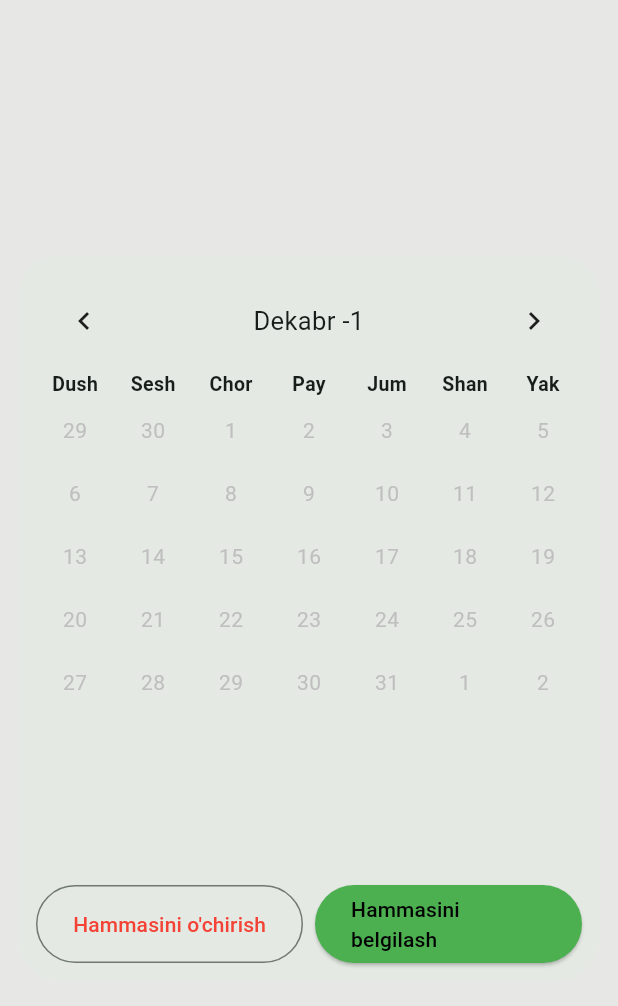
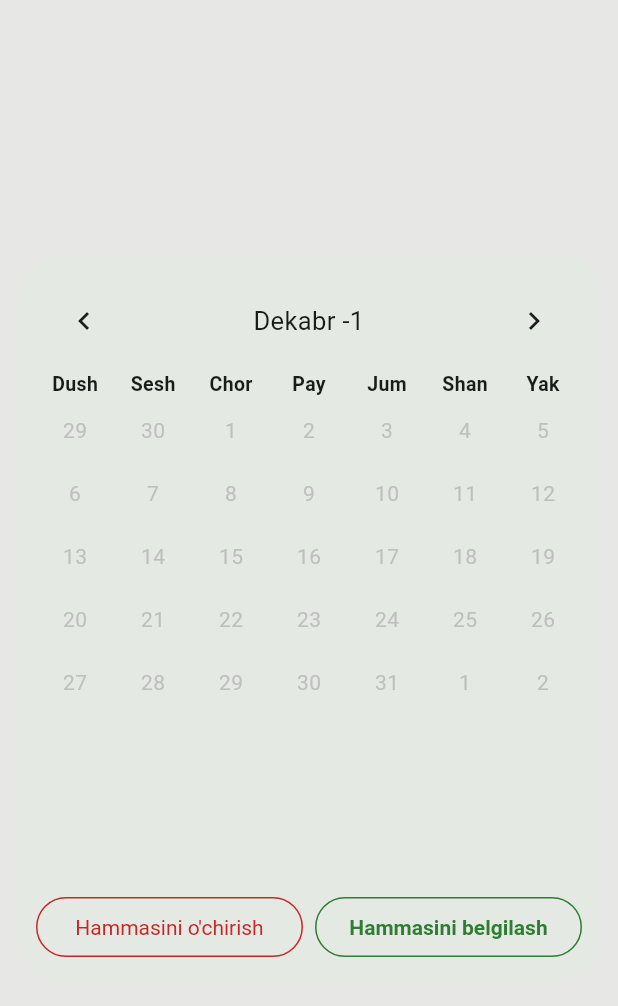
Before and after one commit to saydullo42/pray_time, a Flutter app: the _MonthDetailDialog widget shown alone on an empty page, opened directly with empty values, on a phone screen of 412 x 824 dp. Shown: the top 1006 px of the screen. Run offline on Flutter 3.47's test engine with Material 3 defaults, Android fonts, the phone set to English and light mode, and no system bars; drawn by our look-alikes of table_calendar; our stand-ins replace dio, flutter_local_notifications, flutter_riverpod, flutter_secure_storage, go_router, google_sign_in and 6 more; accounts and stored records are empty; network calls fail.

Commit message:
Mobile: Hammasini belgilash / o'chirish buttons styled like on the web
Co-Authored-By: Claude Sonnet 5.5 <noreply@anthropic.com>

```diff
--- /dev/null
+++ b/mobil/lib/core/widgets/mark_all_buttons.dart
@@ -0,0 +1,86 @@
+import 'package:flutter/material.dart';
+
+const _danger = Color(0xFFC62828);
+const _green = Color(0xFF2E7D32);
+
+/// The "Hammasini o'chirish" / "Hammasini belgilash" pair, styled like on the
+/// website: two outlined pills, red and green, with a transparent background.
+class MarkAllButtons extends StatelessWidget {
+  const MarkAllButtons({
+    super.key,
+    required this.onClearAll,
+    required this.onMarkAll,
+    this.isBusy = false,
+  });
+
+  final VoidCallback onClearAll;
+  final VoidCallback onMarkAll;
+  final bool isBusy;
+
+  @override
+  Widget build(BuildContext context) {
+    return Row(
+      children: [
+        Expanded(
+          child: _PillButton(
+            label: 'Hammasini o\'chirish',
+            color: _danger,
+            isBusy: isBusy,
+            onPressed: onClearAll,
+          ),
+        ),
+        const SizedBox(width: 8),
+        Expanded(
+          child: _PillButton(
+            label: 'Hammasini belgilash',
+            color: _green,
+            bold: true,
+            isBusy: isBusy,
+            onPressed: onMarkAll,
+          ),
+        ),
+      ],
+    );
+  }
+}
+
+class _PillButton extends StatelessWidget {
+  const _PillButton({
+    required this.label,
+    required this.color,
+    required this.isBusy,
+    required this.onPressed,
+    this.bold = false,
+  });
+
+  final String label;
+  final Color color;
+  final bool isBusy;
+  final bool bold;
+  final VoidCallback onPressed;
+
+  @override
+  Widget build(BuildContext context) {
+    return OutlinedButton(
+      onPressed: isBusy ? null : onPressed,
+      style: OutlinedButton.styleFrom(
+        minimumSize: const Size.fromHeight(40),
+        padding: const EdgeInsets.symmetric(horizontal: 8),
+        foregroundColor: color,
+        side: BorderSide(color: color),
+        shape: const StadiumBorder(),
+        textStyle: TextStyle(
+          fontSize: 14,
+          fontWeight: bold ? FontWeight.w600 : FontWeight.w400,
+        ),
+      ),
+      child: isBusy
+          ? SizedBox(
+              height: 18,
+              width: 18,
+              child: CircularProgressIndicator(strokeWidth: 2, color: color),
+            )
+          : FittedBox(fit: BoxFit.scaleDown, child: Text(label)),
+    );
+  }
+}
--- a/mobil/lib/features/tracking/presentation/screens/yearly_tracking_screen.dart
+++ b/mobil/lib/features/tracking/presentation/screens/yearly_tracking_screen.dart
@@ -5,6 +5,7 @@ import '../../../../core/constants/app_constants.dart';
 import '../../../../core/widgets/custom_button.dart';
 import '../../../../core/widgets/error_view.dart';
 import '../../../../core/widgets/loading_indicator.dart';
+import '../../../../core/widgets/mark_all_buttons.dart';
 import '../../data/repositories/tracking_repository.dart';
 import '../providers/roza_provider.dart';
 import '../providers/tracking_provider.dart';
@@ -423,30 +424,12 @@ class _RozaYearDialog extends ConsumerWidget {
               ],
             ),
             const SizedBox(height: 12),
-            Row(
-              children: [
-                Expanded(
-                  child: CustomButton(
-                    label: 'Hammasini o\'chirish',
-                    outlined: true,
-                    foregroundColor: Colors.red,
-                    onPressed: () =>
-                        ref.read(rozaProvider.notifier).setYear(year, {}),
-                  ),
-                ),
-                const SizedBox(width: 8),
-                Expanded(
-                  child: CustomButton(
-                    label: 'Hammasini belgilash',
-                    backgroundColor: Colors.green,
-                    foregroundColor: Colors.black,
-                    onPressed: () => ref.read(rozaProvider.notifier).setYear(
-                      year,
-                      {for (var day = 1; day <= _days; day++) day},
-                    ),
-                  ),
-                ),
-              ],
+            MarkAllButtons(
+              onClearAll: () =>
+                  ref.read(rozaProvider.notifier).setYear(year, {}),
+              onMarkAll: () => ref.read(rozaProvider.notifier).setYear(year, {
+                for (var day = 1; day <= _days; day++) day,
+              }),
             ),
           ],
         ),
@@ -805,28 +788,10 @@ class _MonthDetailDialogState extends ConsumerState<_MonthDetailDialog> {
                 ),
               ),
               const SizedBox(height: 8),
-              Row(
-                children: [
-                  Expanded(
-                    child: CustomButton(
-                      label: 'Hammasini o\'chirish',
-                      outlined: true,
-                      isLoading: _isBusy,
-                      foregroundColor: Colors.red,
-                      onPressed: _clearAllForMonth,
-                    ),
-                  ),
-                  const SizedBox(width: 8),
-                  Expanded(
-                    child: CustomButton(
-                      label: 'Hammasini belgilash',
-                      isLoading: _isBusy,
-                      backgroundColor: Colors.green,
-                      foregroundColor: Colors.black,
-                      onPressed: _markAllForMonth,
-                    ),
-                  ),
-                ],
+              MarkAllButtons(
+                isBusy: _isBusy,
+                onClearAll: _clearAllForMonth,
+                onMarkAll: _markAllForMonth,
               ),
             ],
           ),
```
